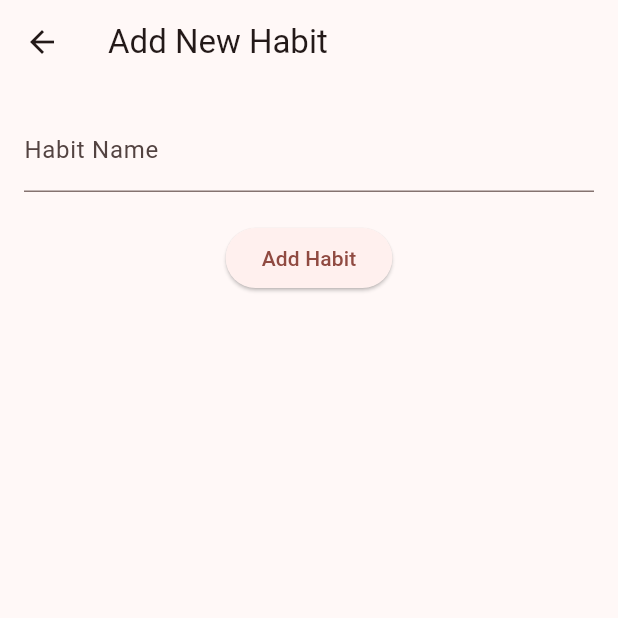
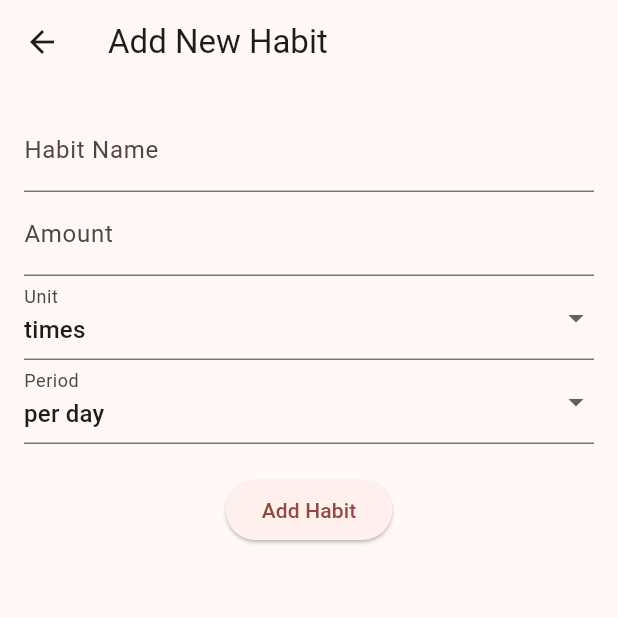
Before and after one commit to Vg34100/Flutter-HabitTracker, a Flutter app: the screen it shows after launch, after a tap on the "add" icon, on a phone screen of 412 x 824 dp, the top half of it. Run offline on Flutter 3.47's test engine with Material 3 defaults, Android fonts, the phone set to English and light mode, and no system bars; our stand-ins replace shared_preferences.

Commit message:
recurrence

```diff
--- a/lib/controllers/habit_controller.dart
+++ b/lib/controllers/habit_controller.dart
@@ -22,11 +22,13 @@ class HabitController {
 				Habit(
 				id: const Uuid().v4(),
 				name: 'Read Book',
+				recurrence: Recurrence(amount: 15, unit: 'minutes', period: 'per day'),
 				assignedIcon: 'book',
 				),
 				Habit(
 				id: const Uuid().v4(),
 				name: 'Write in Journal',
+				recurrence: Recurrence(amount: 1, unit: 'times', period: 'per week'),
 				assignedIcon: 'edit',
 				),
 			];
--- a/lib/models/habit_model.dart
+++ b/lib/models/habit_model.dart
@@ -1,21 +1,56 @@
 import 'dart:convert';
+
+class Recurrence {
+	int amount;          // e.g., 15
+	String unit;         // 'times' or 'minutes'
+	String period;       // 'per day', 'per week', 'per month'
+
+	Recurrence({
+	required this.amount,
+	required this.unit,
+	required this.period,
+	});
+
+	Map<String, dynamic> toMap() {
+	return {
+		'amount': amount,
+		'unit': unit,
+		'period': period,
+	};
+	}
+
+	factory Recurrence.fromMap(Map<String, dynamic> map) {
+	return Recurrence(
+		amount: map['amount'],
+		unit: map['unit'],
+		period: map['period'],
+	);
+	}
+}
 
 class Habit {
 	String id; // Identifier
 	String name;
 	String assignedIcon;
 
+	Recurrence recurrence;        // Structured recurrence
+	Map<String, bool> completion; // Date strings mapped to completion status
+
 	Habit({
 		required this.id,
 		required this.name,
+		required this.recurrence,
 		required this.assignedIcon,
-  });
+		Map<String, bool>? completion,
+	}) : completion = completion ?? {};
 
 	Map<String, dynamic> toMap() {
 	return {
 		'id': id,
 		'name': name,
+		'recurrence': recurrence.toMap(),
 		'assignedIcon': assignedIcon,
+		'completion': completion,
 	};
 	}
 
@@ -23,7 +58,9 @@ class Habit {
 	return Habit(
 		id: map['id'],
 		name: map['name'],
+		recurrence: Recurrence.fromMap(Map<String, dynamic>.from(map['recurrence'])),
 		assignedIcon: map['assignedIcon'],
+		completion: Map<String, bool>.from(map['completion']),
 	);
 	}
 
--- a/lib/views/add_habit_view.dart
+++ b/lib/views/add_habit_view.dart
@@ -3,6 +3,8 @@ import 'package:habit_tracker/models/habit_model.dart';
 import 'package:uuid/uuid.dart';
 
 class AddHabitView extends StatefulWidget{
+	const AddHabitView({super.key});
+
 		@override
 	_AddHabitViewState createState() => _AddHabitViewState();
 }
@@ -12,35 +14,79 @@ class _AddHabitViewState extends State<AddHabitView> {
 	String name = '';
 	String assignedIcon = 'check';
 
+	int amount = 1;
+	String unit = 'times';
+	String period = 'per day';
+
 	@override
 	Widget build(BuildContext context) {
 		return Scaffold(
 			appBar: AppBar(
-        title: Text('Add New Habit'),
+				title: const Text('Add New Habit'),
 			),
 			body: Padding(
-        padding: EdgeInsets.all(16.0),
+				padding: const EdgeInsets.all(16.0),
 				child: Form(
 					key: _formKey,
 					child: Column(
 						children: [
 							// Habit Name
 							TextFormField(
-                decoration: InputDecoration(labelText: 'Habit Name'),
+								decoration: const InputDecoration(labelText: 'Habit Name'),
 								validator: (value) => value!.isEmpty ? 'Enter a habit name' : null,
 								onSaved: (value) => name = value!,
 							),
-              SizedBox(height: 20),
+														// Amount
+							TextFormField(
+								decoration: const InputDecoration(labelText: 'Amount'),
+								keyboardType: TextInputType.number,
+								validator: (value) => value!.isEmpty ? 'Enter amount' : null,
+								onSaved: (value) => amount = int.parse(value!),
+							),
+							// Unit
+							DropdownButtonFormField<String>(
+								value: unit,
+								items: ['times', 'minutes'].map((String value) {
+									return DropdownMenuItem<String>(
+										value: value,
+										child: Text(value),
+									);
+								}).toList(),
+								onChanged: (newValue) {
+									setState(() {
+										unit = newValue!;
+									});
+								},
+								decoration: const InputDecoration(labelText: 'Unit'),
+							),
+							// Period
+							DropdownButtonFormField<String>(
+								value: period,
+								items: ['per day', 'per week', 'per month'].map((String value) {
+									return DropdownMenuItem<String>(
+										value: value,
+										child: Text(value),
+									);
+								}).toList(),
+								onChanged: (newValue) {
+									setState(() {
+										period = newValue!;
+									});
+								},
+								decoration: const InputDecoration(labelText: 'Period'),
+							),
+							const SizedBox(height: 20),
 							ElevatedButton(
-                child: Text('Add Habit'),
+								child: const Text('Add Habit'),
 								onPressed: () {
 									if (_formKey.currentState!.validate()) {
 										_formKey.currentState!.save();
 										Navigator.pop(
 											context,
 											Habit(
-                        id: Uuid().v4(),
+												id: const Uuid().v4(),
 												name: name,
+												recurrence: Recurrence(amount: amount, unit: unit, period: period),
 												assignedIcon: assignedIcon,
 											),
 										);
--- a/lib/widgets/habit_card.dart
+++ b/lib/widgets/habit_card.dart
@@ -15,6 +15,7 @@ class HabitCard extends StatelessWidget{
 
   @override
   Widget build(BuildContext context) {
+    String recurrenceText = '${habit.recurrence.amount} ${habit.recurrence.unit} ${habit.recurrence.period}';
 
     return Opacity(
       opacity: isDone ? 0.5 : 1.0,
@@ -22,6 +23,7 @@ class HabitCard extends StatelessWidget{
         child: ListTile(
           leading: Icon(_getIconData(habit.assignedIcon)),
           title: Text(habit.name),
+          subtitle: Text(recurrenceText),
           trailing: ElevatedButton(
             onPressed: isDone ? null : onDone,
             child: const Text('Done'),
```
Lines whose indentation alone changed are shown as unchanged.
